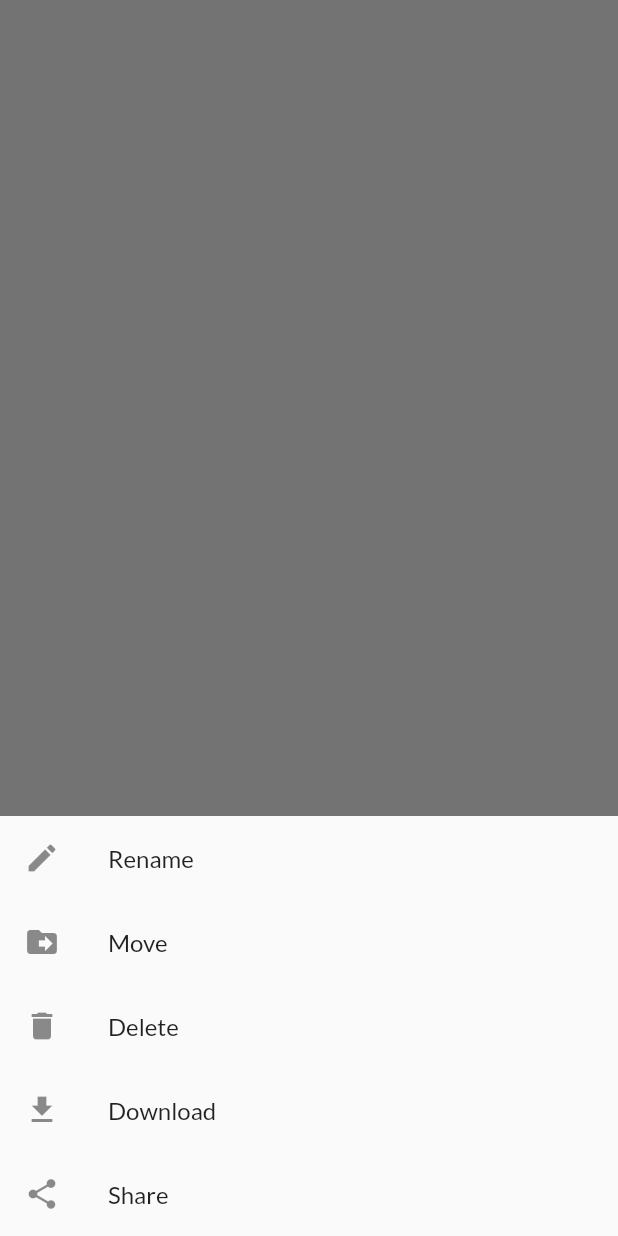
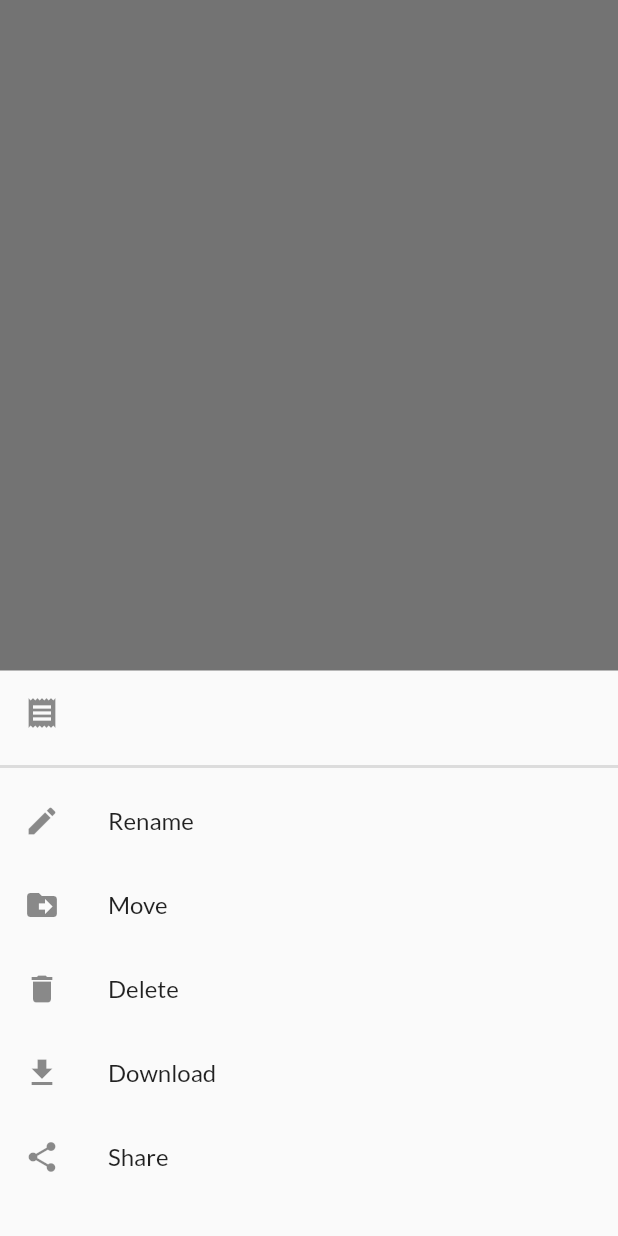
Before and after one commit to nilekell/receiptcamp_debug_select_multiple, a Flutter app: what showReceiptOptions() shows on an empty page, opened directly with empty values, on a phone screen of 412 x 824 dp. Run offline on Flutter 3.47's test engine with Material 2 defaults, Android fonts, the phone set to English and light mode, and no system bars; our stand-ins replace bloc, equatable, flutter_bloc, flutter_image_compress, gallery_saver, google_fonts and 4 more; missing offline and left inert: easy_image_viewer, google_mlkit_text_recognition; accounts and stored records are empty.

Commit message:
ReceiptBottomSheet: added folder name ListTile and extra space at bottom of sheet

```diff
--- a/lib/presentation/ui/file_explorer/receipt/receipt_sheet.dart
+++ b/lib/presentation/ui/file_explorer/receipt/receipt_sheet.dart
@@ -12,6 +12,11 @@ void showReceiptOptions(BuildContext context, FolderViewCubit folderViewCubit, R
     builder: (bottomSheetContext) => Column(
       mainAxisSize: MainAxisSize.min,
       children: [
+         ListTile(
+          leading: const Icon(Icons.receipt),
+          title: Text(receipt.name.split('.').first, style: const TextStyle(fontSize: 20, fontWeight: FontWeight.w800),),
+        ),
+        const Divider(thickness: 2,),
         ListTile(
           leading: const Icon(Icons.edit),
           title: const Text('Rename'),
@@ -56,6 +61,7 @@ void showReceiptOptions(BuildContext context, FolderViewCubit folderViewCubit, R
             FileService.shareReceipt(receipt);
           },
         ),
+        const SizedBox(height: 25)
       ],
     ),
   );
```
